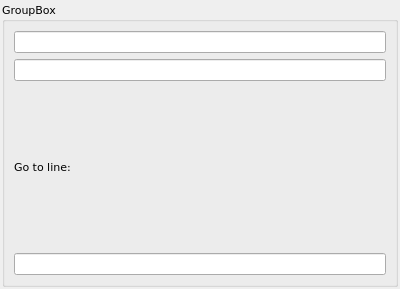
Old version of the form mytab.ui in the repository krzysiek6d/sherlog.
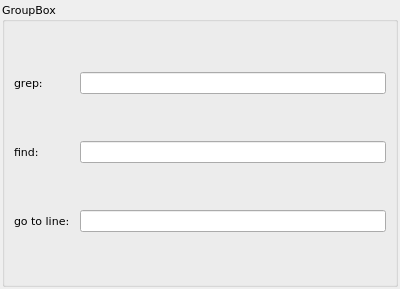
New version of the form.

Commit message: preety labels near inputs added

```diff
--- a/mytab.ui
+++ b/mytab.ui
@@ -45,20 +45,89 @@
      </property>
      <layout class="QVBoxLayout" name="verticalLayout_2">
       <item>
-       <widget class="QLineEdit" name="grepInput"/>
+       <layout class="QHBoxLayout" name="horizontalLayout_2">
+        <item>
+         <widget class="QLabel" name="greplabel">
+          <property name="sizePolicy">
+           <sizepolicy hsizetype="Fixed" vsizetype="Preferred">
+            <horstretch>0</horstretch>
+            <verstretch>0</verstretch>
+           </sizepolicy>
+          </property>
+          <property name="minimumSize">
+           <size>
+            <width>60</width>
+            <height>0</height>
+           </size>
+          </property>
+          <property name="text">
+           <string>grep: </string>
+          </property>
+         </widget>
+        </item>
+        <item>
+         <widget class="QLineEdit" name="grepInput"/>
+        </item>
+       </layout>
       </item>
       <item>
-       <widget class="QLineEdit" name="findInput"/>
+       <layout class="QHBoxLayout" name="horizontalLayout_3">
+        <item>
+         <widget class="QLabel" name="findLabel">
+          <property name="sizePolicy">
+           <sizepolicy hsizetype="Fixed" vsizetype="Preferred">
+            <horstretch>0</horstretch>
+            <verstretch>0</verstretch>
+           </sizepolicy>
+          </property>
+          <property name="minimumSize">
+           <size>
+            <width>60</width>
+            <height>0</height>
+           </size>
+          </property>
+          <property name="text">
+           <string>find: </string>
+          </property>
+         </widget>
+        </item>
+        <item>
+         <widget class="QLineEdit" name="findInput"/>
+        </item>
+       </layout>
       </item>
       <item>
-       <widget class="QLabel" name="label">
-        <property name="text">
-         <string>Go to line:</string>
-        </property>
-       </widget>
-      </item>
-      <item>
-       <widget class="QLineEdit" name="gotoLineInput"/>
+       <layout class="QHBoxLayout" name="horizontalLayout_4">
+        <item>
+         <widget class="QLabel" name="gotoLabel">
+          <property name="sizePolicy">
+           <sizepolicy hsizetype="Fixed" vsizetype="Preferred">
+            <horstretch>0</horstretch>
+            <verstretch>0</verstretch>
+           </sizepolicy>
+          </property>
+          <property name="minimumSize">
+           <size>
+            <width>60</width>
+            <height>0</height>
+           </size>
+          </property>
+          <property name="text">
+           <string>go to line:</string>
+          </property>
+         </widget>
+        </item>
+        <item>
+         <widget class="QLineEdit" name="gotoLineInput">
+          <property name="minimumSize">
+           <size>
+            <width>0</width>
+            <height>0</height>
+           </size>
+          </property>
+         </widget>
+        </item>
+       </layout>
       </item>
      </layout>
     </widget>
```
The commit also changes 1 other file.
